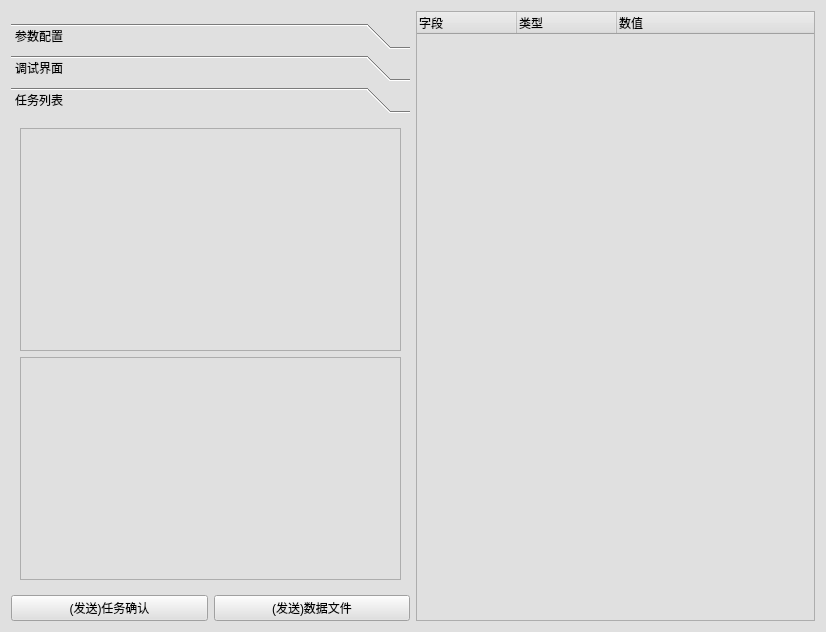
First picture: the form in comtool/form/frmcomtool.ui, repository yangreest/Multi-protocol-Data-Terminal, before the edit.
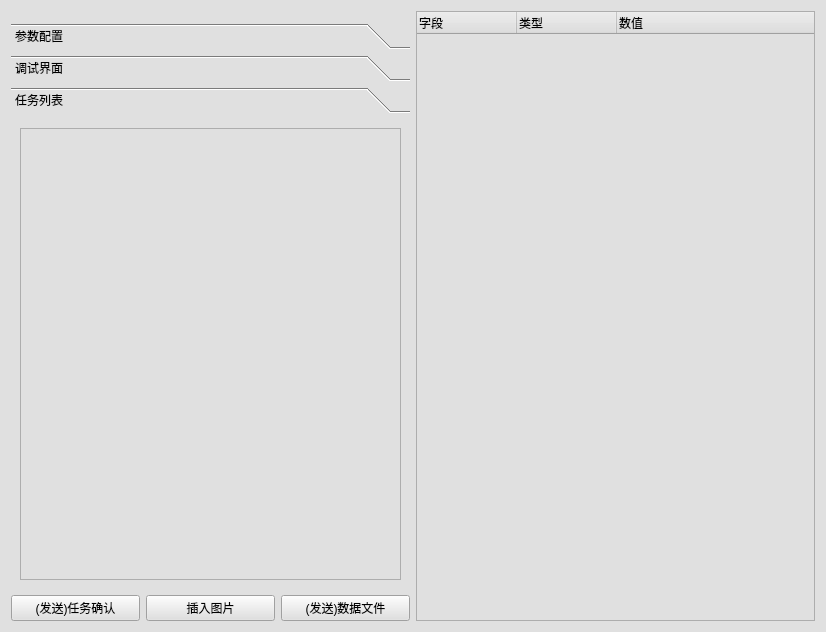
Second picture: the form after the edit.

Diff of the .ui file:
```diff
--- a/comtool/form/frmcomtool.ui
+++ b/comtool/form/frmcomtool.ui
@@ -270,9 +270,6 @@
            </column>
           </widget>
          </item>
-         <item>
-          <widget class="QListView" name="listView"/>
-         </item>
         </layout>
        </widget>
       </widget>
@@ -289,6 +286,13 @@
          </property>
         </widget>
        </item>
+       <item>
+        <widget class="QPushButton" name="pushButton_6">
+         <property name="text">
+          <string>插入图片</string>
+         </property>
+        </widget>
+       </item>
        <item>
         <widget class="QPushButton" name="pushButton_4">
          <property name="text">
```
